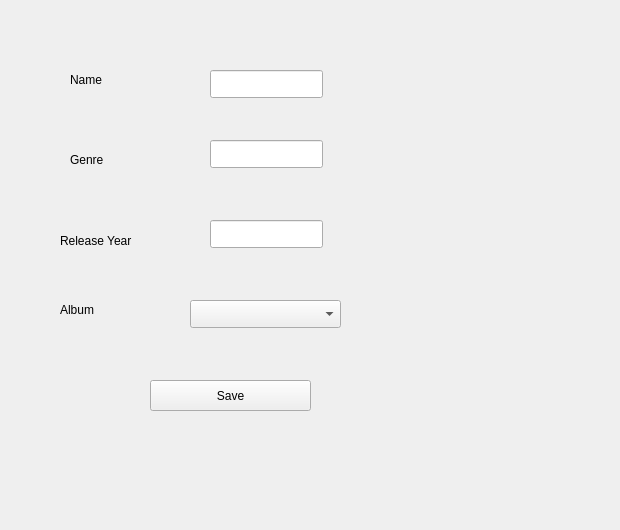
The window that editsongwindow.ui (Fatemehasadi86/spotify1) describes before a commit, drawn with Qt 5.
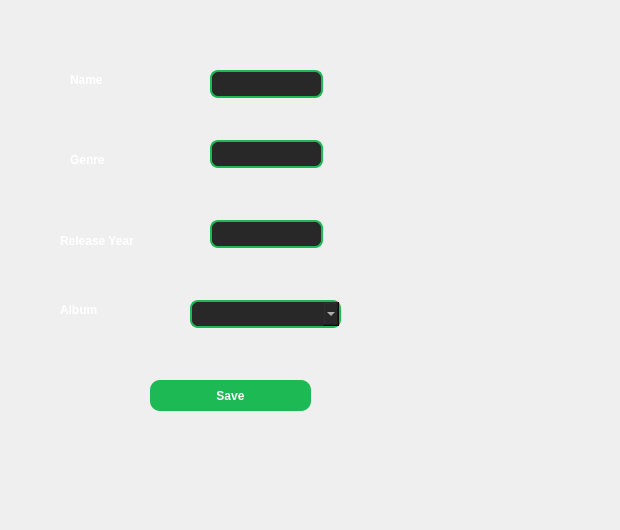
The same window after the commit.

Patch:
```diff
--- a/editsongwindow.ui
+++ b/editsongwindow.ui
@@ -13,6 +13,40 @@
   <property name="windowTitle">
    <string>Form</string>
   </property>
+  <property name="styleSheet">
+   <string notr="true">QLineEdit{
+    background:#282828;
+    border:2px solid #1DB954;
+    border-radius:8px;
+    color:white;
+    padding:6px;
+} QLabel{
+    color:white;
+    font-weight:bold;
+}  QPushButton{
+    background-color:#1DB954;
+    color:white;
+    border:none;
+    border-radius:10px;
+    padding:8px;
+    font-weight:bold;
+}
+
+QPushButton:hover{
+    background:#1ED760;
+}
+
+QPushButton:pressed{
+    background:#169C46;
+}
+QComboBox{
+    background:#282828;
+    color:white;
+    border:2px solid #1DB954;
+    border-radius:8px;
+    padding:6px;
+}</string>
+  </property>
   <widget class="QLineEdit" name="lineEdit">
    <property name="geometry">
     <rect>
```
